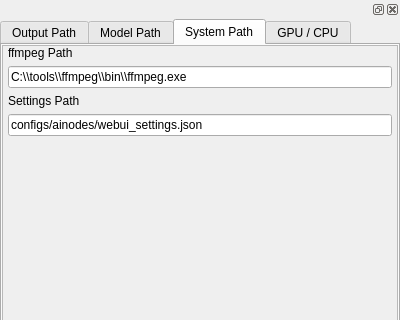
Old version of the form frontend/ui_widgets/path_config.ui in the repository osi1880vr/sd_ui; both pictures show x 0 to 400 and y 0 to 320 of the 400 by 698 pixel window.
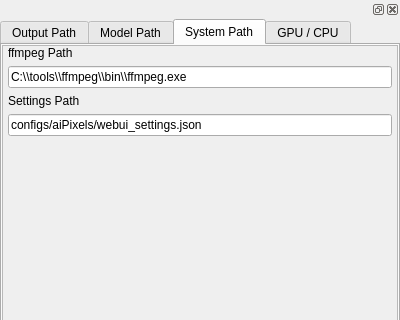
New version of the form. The open tabs and pages were chosen to show the change.

Diff of the .ui file:
```diff
--- a/frontend/ui_widgets/path_config.ui
+++ b/frontend/ui_widgets/path_config.ui
@@ -540,7 +540,7 @@
                <item>
                 <widget class="QLineEdit" name="settingsPath">
                  <property name="text">
-                  <string>configs/ainodes/webui_settings.json</string>
+                  <string>configs/aiPixels/webui_settings.json</string>
                  </property>
                 </widget>
                </item>
```
